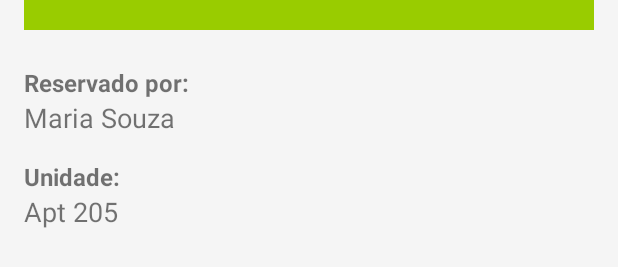
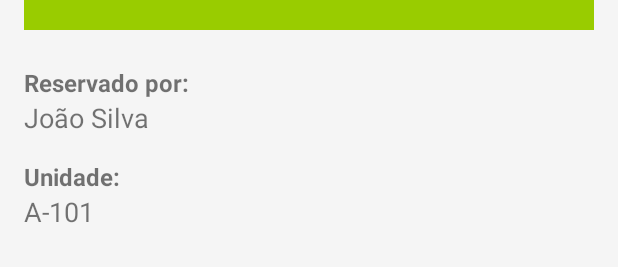
Before and after one commit to rgermangn/howviii-appcondo, an Android app built with Jetpack Compose: the layout activity_calendar.xml on its own in the app's theme, with its tools: preview values and no code run, on a phone screen of 412 x 824 dp. Shown: the part 823-1090 px from the top of the screen. Run offline under Robolectric (Android 15) with nearby library versions, the phone set to English and light mode, and no system bars.

Commit message:
merge da limpeza
Signed-off-by: rgermangn <rgermangn@gmail.com>

```diff
--- a/app/src/main/res/layout/activity_calendar.xml
+++ b/app/src/main/res/layout/activity_calendar.xml
@@ -34,9 +34,7 @@
         android:textAlignment="center"
         android:textSize="18sp"
         android:layout_marginBottom="32dp"
-        tools:text="Data Selecionada: 05/12/2025"
-        android:visibility="gone"
-        tools:visibility="visible"/>
+        tools:text="Data Selecionada: 05/12/2025" />
 
     <TextView
         android:id="@+id/availability_status_label"
@@ -45,9 +43,7 @@
         android:text="Status de Disponibilidade"
         android:textSize="16sp"
         android:textStyle="bold"
-        android:layout_marginBottom="4dp"
-        android:visibility="gone"
-        tools:visibility="visible"/>
+        android:layout_marginBottom="4dp"/>
 
     <TextView
         android:id="@+id/availability_status_text"
@@ -61,9 +57,7 @@
         android:textColor="@android:color/black"
         android:textAlignment="center"
         android:layout_marginBottom="24dp"
-        tools:text="DISPONÍVEL"
-        android:visibility="gone"
-        tools:visibility="visible"/>
+        tools:text="DISPONÍVEL" />
 
     <TextView
         android:id="@+id/resident_name_label"
@@ -71,9 +65,7 @@
         android:layout_height="wrap_content"
         android:text="Reservado por:"
         android:textSize="16sp"
-        android:textStyle="bold"
-        android:visibility="gone"
-        tools:visibility="visible"/>
+        android:textStyle="bold"/>
 
     <TextView
         android:id="@+id/resident_name_text"
@@ -81,9 +73,7 @@
         android:layout_height="wrap_content"
         android:textSize="18sp"
         android:layout_marginBottom="16dp"
-        android:visibility="gone"
-        tools:text="Maria Souza"
-        tools:visibility="visible"/>
+        tools:text="João Silva"/>
 
     <TextView
         android:id="@+id/resident_unit_label"
@@ -91,17 +81,13 @@
         android:layout_height="wrap_content"
         android:text="Unidade:"
         android:textSize="16sp"
-        android:textStyle="bold"
-        android:visibility="gone"
-        tools:visibility="visible"/>
+        android:textStyle="bold"/>
 
     <TextView
         android:id="@+id/resident_unit_text"
         android:layout_width="match_parent"
         android:layout_height="wrap_content"
         android:textSize="18sp"
-        android:visibility="gone"
-        tools:text="Apt 205"
-        tools:visibility="visible"/>
+        tools:text="A-101"/>
 
 </LinearLayout>
```
Also changed, not shown: app/src/main/java/com/rggn/appcondominio/data/DataService.kt (+7 -29 lines), app/src/main/java/com/rggn/appcondominio/reservation/CalendarActivity.kt (+24 -7 lines), app/src/main/java/com/rggn/appcondominio/reservation/ReservationViewModel.kt (+4 -45 lines), 4 other files.
